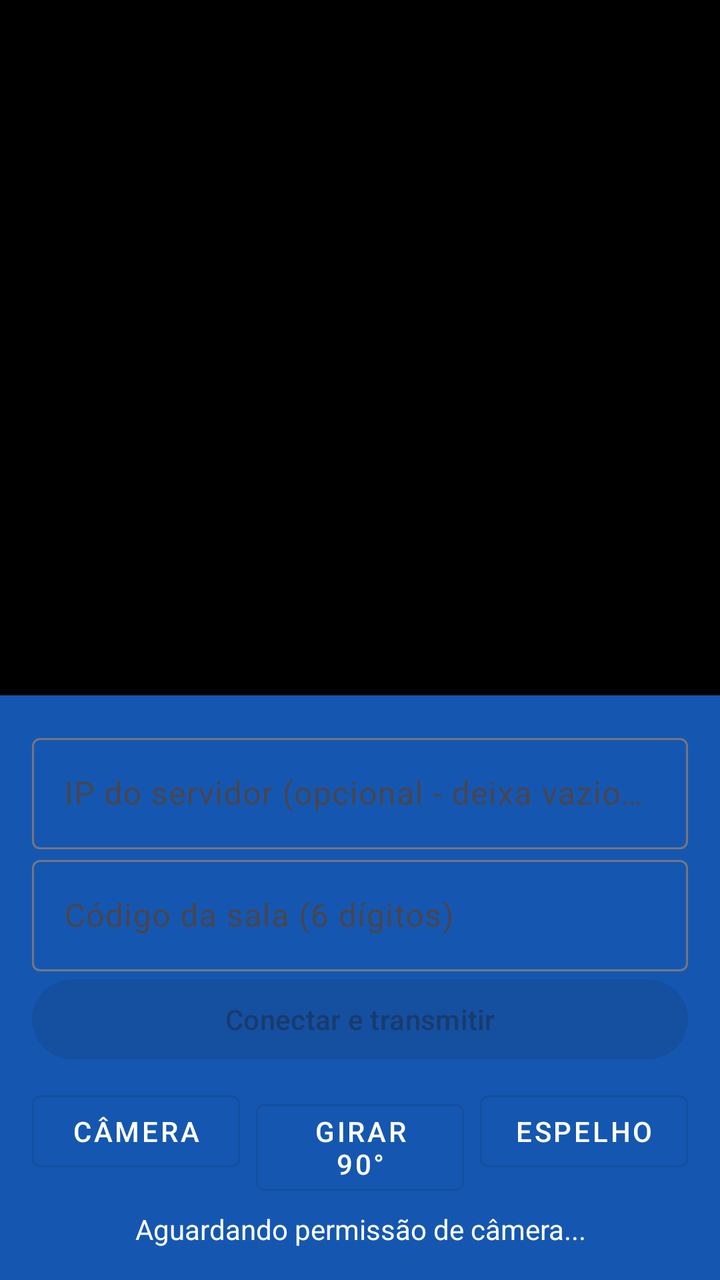
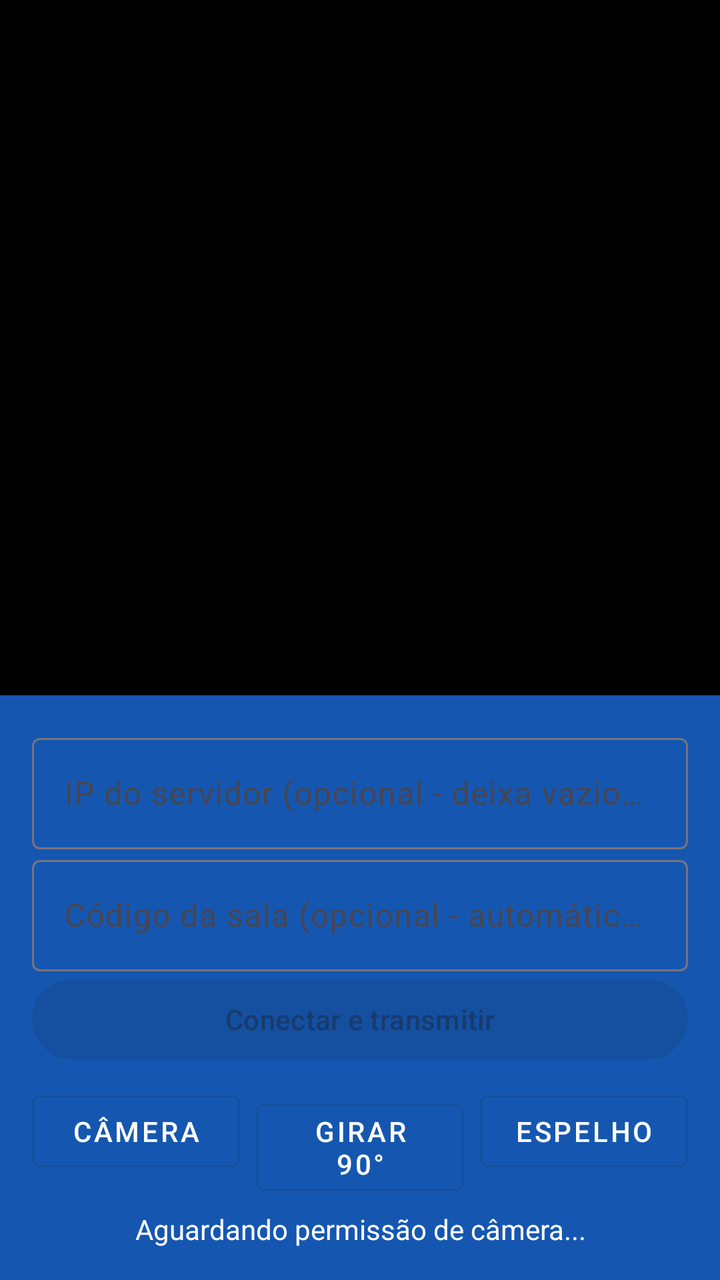

Two renders of the same Android screen: before a commit and after it. Below are the layout's source before the change and the commit's diff.
<!-- AndroidManifest.xml: application theme Theme.CellCam -->
<!-- res/layout/activity_main.xml -->
<?xml version="1.0" encoding="utf-8"?>
<androidx.constraintlayout.widget.ConstraintLayout xmlns:android="http://schemas.android.com/apk/res/android"
    xmlns:app="http://schemas.android.com/apk/res-auto"
    xmlns:tools="http://schemas.android.com/tools"
    android:layout_width="match_parent"
    android:layout_height="match_parent"
    android:background="@color/black"
    android:keepScreenOn="true"
    tools:context=".MainActivity">

    <org.webrtc.SurfaceViewRenderer
        android:id="@+id/localPreview"
        android:layout_width="0dp"
        android:layout_height="0dp"
        android:visibility="gone"
        app:layout_constraintTop_toTopOf="parent"
        app:layout_constraintStart_toStartOf="parent"
        app:layout_constraintEnd_toEndOf="parent"
        app:layout_constraintBottom_toTopOf="@id/controlPanel" />

    <LinearLayout
        android:id="@+id/controlPanel"
        android:layout_width="0dp"
        android:layout_height="wrap_content"
        android:orientation="vertical"
        android:padding="16dp"
        android:background="@color/primary_dark"
        app:layout_constraintBottom_toBottomOf="parent"
        app:layout_constraintStart_toStartOf="parent"
        app:layout_constraintEnd_toEndOf="parent">

        <com.google.android.material.textfield.TextInputLayout
            android:id="@+id/serverInputLayout"
            android:layout_width="match_parent"
            android:layout_height="wrap_content"
            android:hint="IP do servidor (opcional - deixa vazio para encontrar automático)"
            app:boxBackgroundColor="@android:color/transparent"
            app:hintTextColor="@android:color/white">

            <com.google.android.material.textfield.TextInputEditText
                android:id="@+id/serverIpInput"
                android:layout_width="match_parent"
                android:layout_height="wrap_content"
                android:inputType="text"
                android:textColor="@android:color/white"
                android:singleLine="true" />
        </com.google.android.material.textfield.TextInputLayout>

        <com.google.android.material.textfield.TextInputLayout
            android:id="@+id/roomInputLayout"
            android:layout_width="match_parent"
            android:layout_height="wrap_content"
            android:hint="Código da sala (6 dígitos)"
            app:boxBackgroundColor="@android:color/transparent"
            app:hintTextColor="@android:color/white">

            <com.google.android.material.textfield.TextInputEditText
                android:id="@+id/roomCodeInput"
                android:layout_width="match_parent"
                android:layout_height="wrap_content"
                android:inputType="number"
                android:maxLength="6"
                android:textColor="@android:color/white"
                android:singleLine="true" />
        </com.google.android.material.textfield.TextInputLayout>

        <com.google.android.material.button.MaterialButton
            android:id="@+id/connectButton"
            android:layout_width="match_parent"
            android:layout_height="wrap_content"
            android:text="Conectar e transmitir"
            android:enabled="false" />

        <LinearLayout
            android:layout_width="match_parent"
            android:layout_height="wrap_content"
            android:layout_marginTop="8dp"
            android:orientation="horizontal">

            <com.google.android.material.button.MaterialButton
                android:id="@+id/cameraButton"
                style="@style/Widget.MaterialComponents.Button.OutlinedButton"
                android:layout_width="0dp"
                android:layout_height="wrap_content"
                android:layout_weight="1"
                android:layout_marginEnd="8dp"
                android:text="Câmera"
                android:textColor="@android:color/white"
                android:enabled="false" />

            <com.google.android.material.button.MaterialButton
                android:id="@+id/rotateButton"
                style="@style/Widget.MaterialComponents.Button.OutlinedButton"
                android:layout_width="0dp"
                android:layout_height="wrap_content"
                android:layout_weight="1"
                android:layout_marginEnd="8dp"
                android:text="Girar 90°"
                android:textColor="@android:color/white"
                android:enabled="false" />

            <com.google.android.material.button.MaterialButton
                android:id="@+id/mirrorButton"
                style="@style/Widget.MaterialComponents.Button.OutlinedButton"
                android:layout_width="0dp"
                android:layout_height="wrap_content"
                android:layout_weight="1"
                android:text="Espelho"
                android:textColor="@android:color/white"
                android:enabled="false" />
        </LinearLayout>

        <TextView
            android:id="@+id/statusText"
            android:layout_width="match_parent"
            android:layout_height="wrap_content"
            android:layout_marginTop="8dp"
            android:gravity="center"
            android:text="Aguardando permissão de câmera..."
            android:textColor="@android:color/white"
            android:textSize="14sp" />
    </LinearLayout>

</androidx.constraintlayout.widget.ConstraintLayout>
<!-- resources referenced by this layout -->
<resources>
  <color name="black">#000000</color>
  <color name="primary_dark">#1557B0</color>
  <style name="Theme.CellCam" parent="Theme.Material3.DayNight.NoActionBar">
          <item name="colorPrimary">@color/primary</item>
          <item name="colorOnPrimary">@android:color/white</item>
      </style>
  <color name="primary">#1A73E8</color>
</resources>

<!-- the commit's change to res/layout/activity_main.xml (unified diff, before → after) -->
@@ -50,7 +50,7 @@
             android:id="@+id/roomInputLayout"
             android:layout_width="match_parent"
             android:layout_height="wrap_content"
-            android:hint="Código da sala (6 dígitos)"
+            android:hint="Código da sala (opcional - automático pela descoberta)"
             app:boxBackgroundColor="@android:color/transparent"
             app:hintTextColor="@android:color/white">
 
